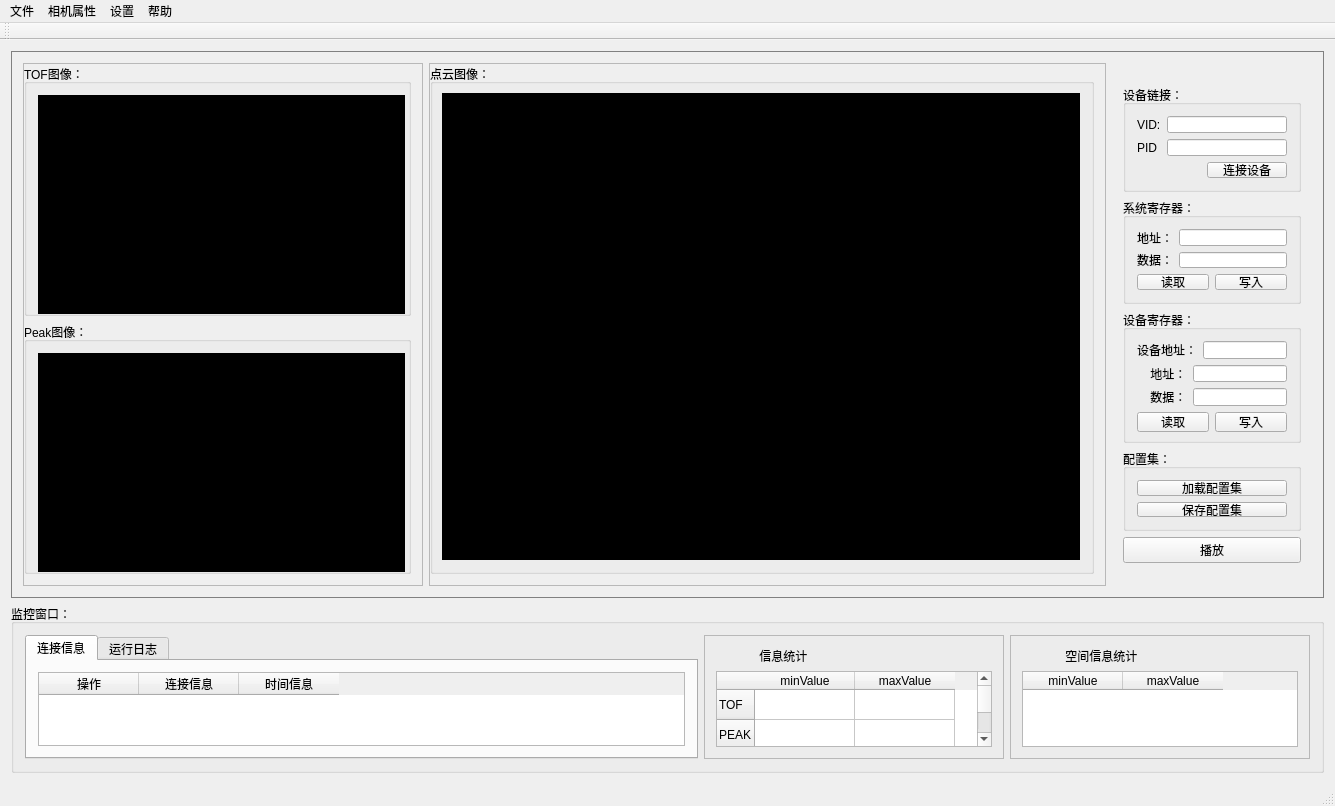
Above: mainwindow.ui from heathen557/show3DPointCloud before the change. Below: the same form after it.
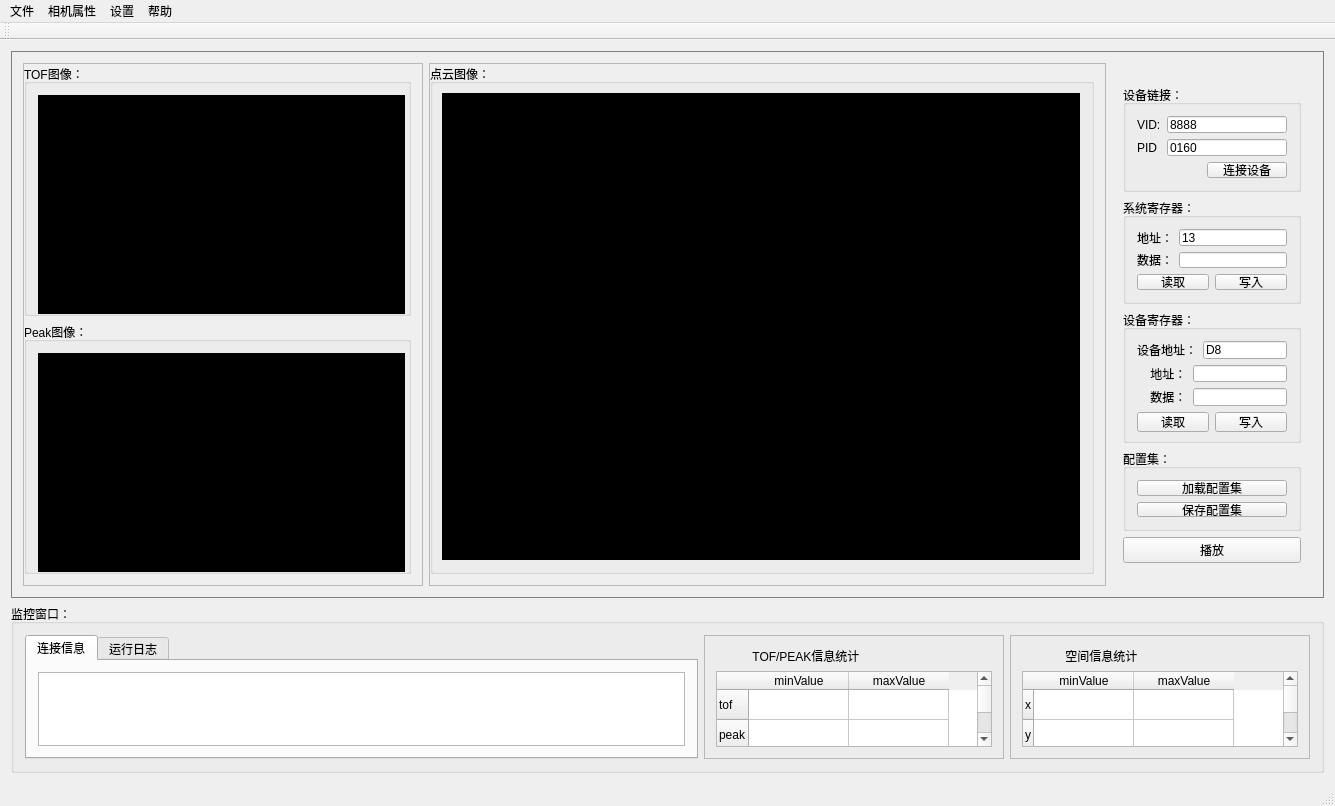
That is the form after the change. The open tabs and pages were chosen to show the change. Icons and pictures are not drawn. Custom widgets are drawn as their Qt base class.

Commit message: 1、将主界面的配置信息，单个发送到USB接收线程里面去； 2、能够实现断开连接，重新连接

```diff
--- a/mainwindow.ui
+++ b/mainwindow.ui
@@ -258,7 +258,11 @@
                     </widget>
                    </item>
                    <item>
-                    <widget class="QLineEdit" name="VID_lineEdit"/>
+                    <widget class="QLineEdit" name="VID_lineEdit">
+                     <property name="text">
+                      <string>8888</string>
+                     </property>
+                    </widget>
                    </item>
                   </layout>
                  </item>
@@ -272,7 +276,11 @@
                     </widget>
                    </item>
                    <item>
-                    <widget class="QLineEdit" name="PID_lineEdit"/>
+                    <widget class="QLineEdit" name="PID_lineEdit">
+                     <property name="text">
+                      <string>0160</string>
+                     </property>
+                    </widget>
                    </item>
                   </layout>
                  </item>
@@ -332,7 +340,11 @@
                     </widget>
                    </item>
                    <item>
-                    <widget class="QLineEdit" name="lineEdit"/>
+                    <widget class="QLineEdit" name="lineEdit">
+                     <property name="text">
+                      <string>13</string>
+                     </property>
+                    </widget>
                    </item>
                   </layout>
                  </item>
@@ -396,7 +408,11 @@
                     </widget>
                    </item>
                    <item>
-                    <widget class="QLineEdit" name="lineEdit_3"/>
+                    <widget class="QLineEdit" name="lineEdit_3">
+                     <property name="text">
+                      <string>D8</string>
+                     </property>
+                    </widget>
                    </item>
                   </layout>
                  </item>
@@ -545,27 +561,8 @@
              <string>连接信息</string>
             </attribute>
             <layout class="QGridLayout" name="gridLayout_13">
-             <item row="0" column="0">
-              <widget class="QTableWidget" name="tableWidget_2">
-               <property name="styleSheet">
-                <string notr="true"/>
-               </property>
-               <column>
-                <property name="text">
-                 <string>操作</string>
-                </property>
-               </column>
-               <column>
-                <property name="text">
-                 <string>连接信息</string>
-                </property>
-               </column>
-               <column>
-                <property name="text">
-                 <string>时间信息</string>
-                </property>
-               </column>
-              </widget>
+             <item row="0" column="1">
+              <widget class="QTextEdit" name="textEdit"/>
              </item>
             </layout>
            </widget>
@@ -596,23 +593,23 @@
               <item>
                <widget class="QLabel" name="label_11">
                 <property name="text">
-                 <string>             信息统计</string>
+                 <string>           TOF/PEAK信息统计</string>
                 </property>
                </widget>
               </item>
               <item>
-               <widget class="QTableWidget" name="tableWidget_4">
+               <widget class="QTableWidget" name="tableWidget_2">
                 <property name="styleSheet">
                  <string notr="true"/>
                 </property>
                 <row>
                  <property name="text">
-                  <string>TOF</string>
+                  <string>tof</string>
                  </property>
                 </row>
                 <row>
                  <property name="text">
-                  <string>PEAK</string>
+                  <string>peak</string>
                  </property>
                 </row>
                 <column>
@@ -657,10 +654,25 @@
                </widget>
               </item>
               <item>
-               <widget class="QTableWidget" name="tableWidget">
+               <widget class="QTableWidget" name="tableWidget_4">
                 <property name="styleSheet">
                  <string notr="true"/>
                 </property>
+                <row>
+                 <property name="text">
+                  <string>x</string>
+                 </property>
+                </row>
+                <row>
+                 <property name="text">
+                  <string>y</string>
+                 </property>
+                </row>
+                <row>
+                 <property name="text">
+                  <string>z</string>
+                 </property>
+                </row>
                 <column>
                  <property name="text">
                   <string>minValue</string>
```
Left out of the diff: 23 changed lines with no effect on the pictures. The commit also changes 8 other files.
